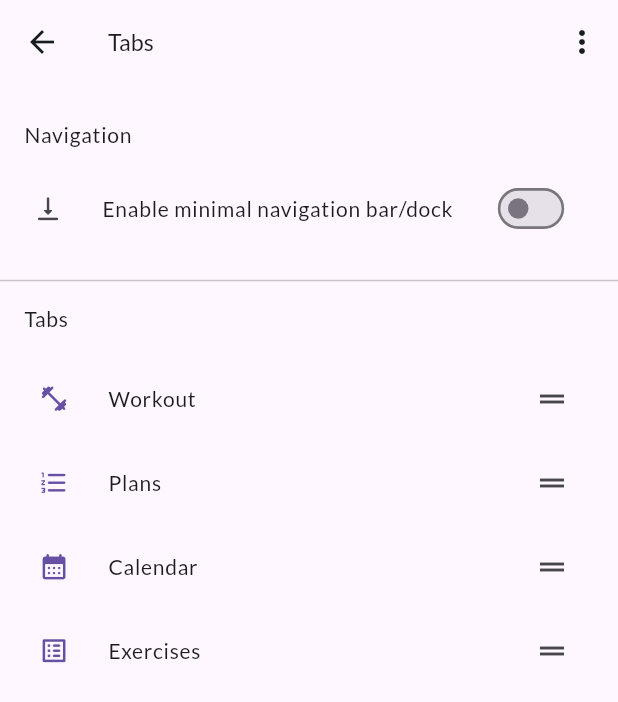
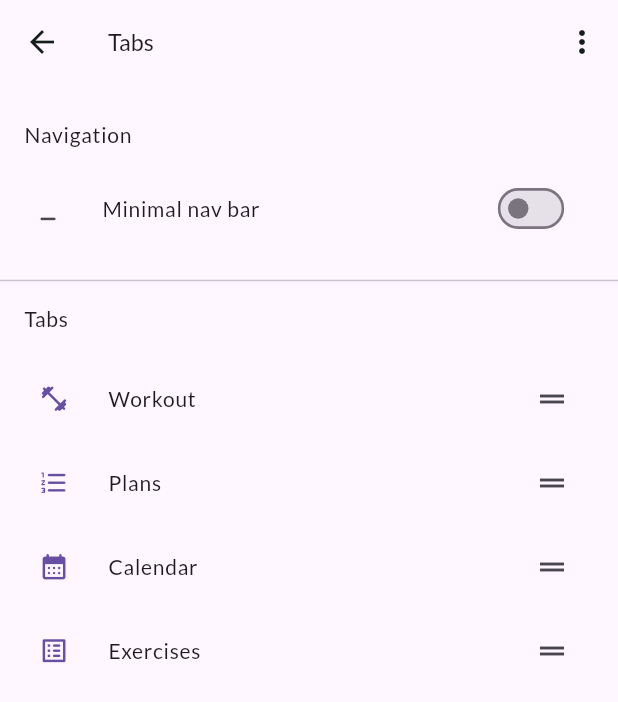
Before and after one commit to chriskustom/FossFit, a Flutter app: the TabsSettingsPage widget shown alone on an empty page, opened directly, on a phone screen of 412 x 824 dp. Shown: the top 702 px of the screen. Run offline on Flutter 3.47's test engine with Material 3 defaults, Android fonts, the phone set to English and light mode, and no system bars; drawn by our look-alikes of dynamic_color; our stand-ins replace audioplayers, fl_chart, flutter_timezone, image_cropper, image_picker, package_info_plus and 8 more; missing offline and left inert: crop_your_image, file_selector, flutter_iconpicker, platform_detail; accounts and stored records are empty.

Commit message:
increase nav bar height change settings label

```diff
--- a/lib/app/settings/tabs_settings_page.dart
+++ b/lib/app/settings/tabs_settings_page.dart
@@ -63,9 +63,9 @@ class _TabsSettingsPageState extends State<TabsSettingsPage> {
           return ListTile(
             leading: Transform.scale(
               scale: iconScale,
-              child: Icon(Icons.vertical_align_bottom_rounded, color: isEnabled ? Theme.of(context).colorScheme.primary : null),
+              child: Icon(Icons.minimize_rounded, color: isEnabled ? Theme.of(context).colorScheme.primary : null),
             ),
-            title: const Padding(padding: EdgeInsets.only(left: 8), child: Text('Enable minimal navigation bar/dock')),
+            title: const Padding(padding: EdgeInsets.only(left: 8), child: Text('Minimal nav bar')),
             trailing: Transform.scale(
               scale: switchScale,
               child: Switch.adaptive(
--- a/lib/app/widgets/kustom_nav_bar.dart
+++ b/lib/app/widgets/kustom_nav_bar.dart
@@ -82,7 +82,7 @@ class KustomNavBar extends StatelessWidget {
                 ),
               )
             : NavigationBar(
-                height: 60,
+                height: 80,
                 backgroundColor: color.surface,
                 selectedIndex: selectedIndex >= 0 ? selectedIndex : 0,
                 onDestinationSelected: (index) => onTap(routes[index], routes.first),
```
